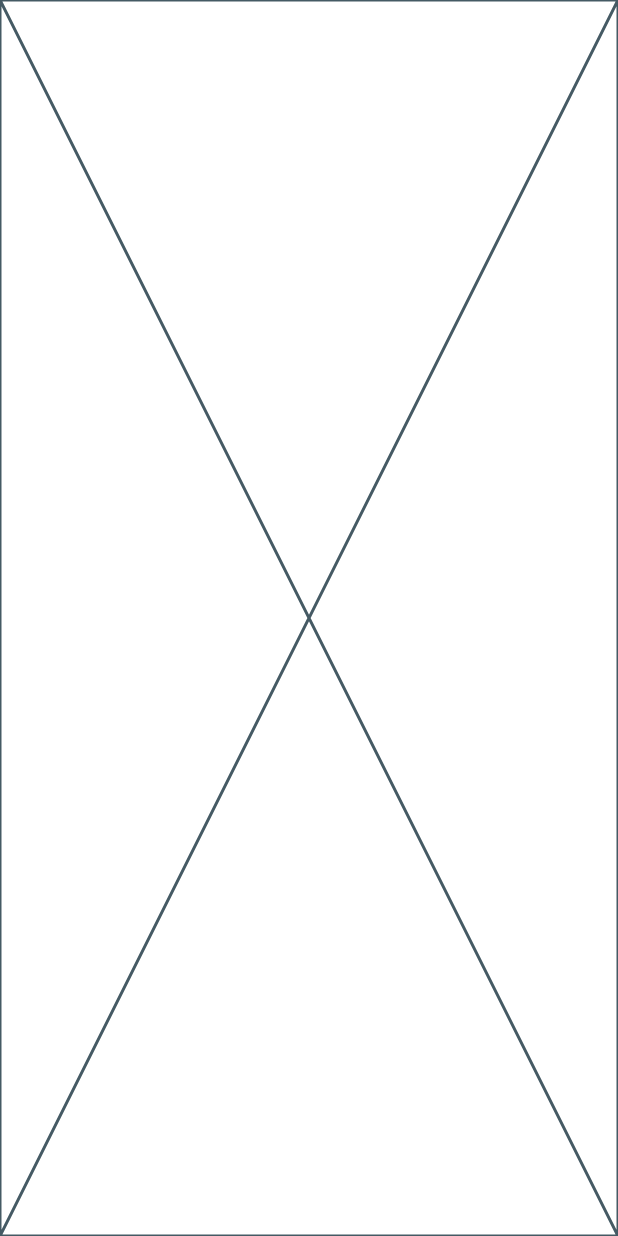
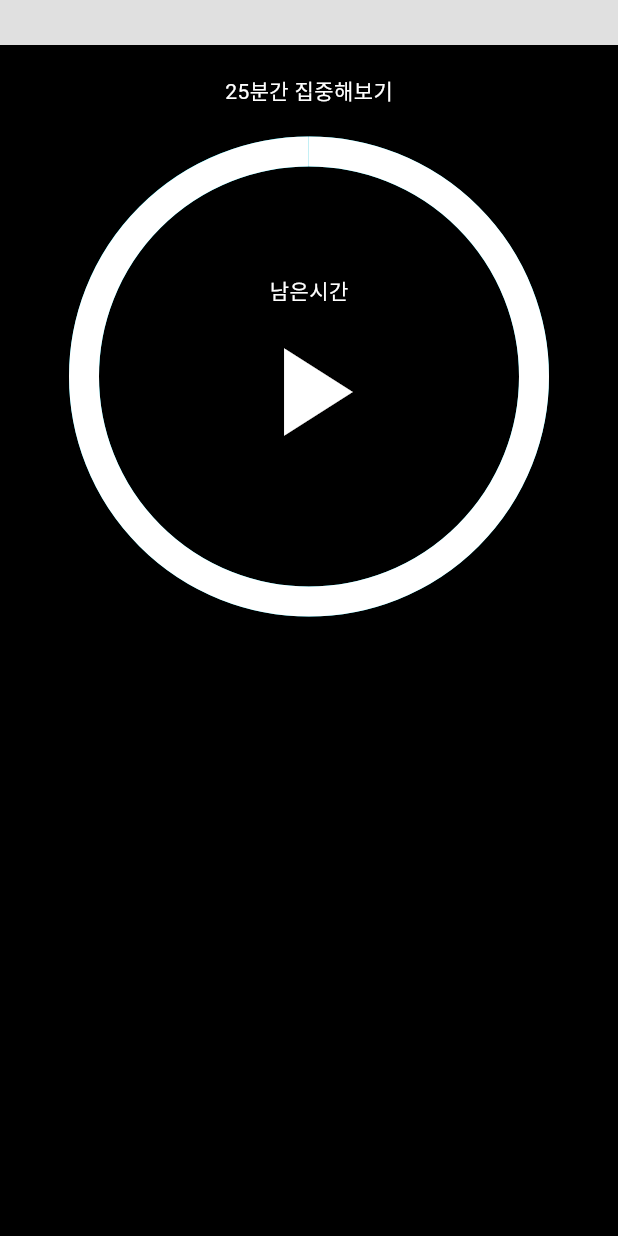
Before and after one commit to KimHyunSookhs/Timer_GetX, a Flutter app: the screen it shows after launch, on a phone screen of 412 x 824 dp. Run offline on Flutter 3.47's test engine with Material 3 defaults, Android fonts, the phone set to English and light mode, and no system bars; our stand-ins replace get.

Commit message:
feat : 타이머 시작 및 스탑 기능 추가

```diff
--- a/lib/controller/timer_controller.dart
+++ b/lib/controller/timer_controller.dart
@@ -1,32 +1,45 @@
 import 'dart:async';
 
 import 'package:get/get.dart';
-import 'package:stop_watch/timer_status.dart';
+import 'package:stop_watch/status/timer_status.dart';
 
-class TimerController extends GetxController{
+class TimerController extends GetxController {
   final RxInt seconds = 0.obs;
   final isRunning = false.obs;
   final timerStatus = <TimerStatus>[].obs;
-  static const maxSecond = 2500;
-  int remainingSecond = maxSecond;
+  final int maxSecond = 30;
+
+  RxInt remainingSecond = 30.obs;
   late Timer timer;
 
-  void startTimer(){
+  void startTimer() {
     timer = Timer.periodic(Duration(seconds: 1), (timer) {
-      if(remainingSecond >0){
+      if (remainingSecond > 0) {
+        isRunning.value = true;
         remainingSecond--;
-      }else {
+        update();
+      } else {
         timer.cancel();
+        update();
       }
     });
   }
 
-  void pausedTimer(){
-    if(isRunning.value){
-         timer.cancel();
-    }else{
+  //실행중이면 timer캔슬, false일때는 start
+  void pausedTimer() {
+    if (isRunning.value) {
+      timer.cancel();
+      update();
+    } else {
       startTimer();
+      update();
     }
   }
 
+  @override
+  void dispose() {
+    // TODO: implement dispose
+    timer?.cancel();
+    super.dispose();
+  }
 }
--- a/lib/main.dart
+++ b/lib/main.dart
@@ -1,4 +1,6 @@
 import 'package:flutter/material.dart';
+import 'package:get/get.dart';
+import 'package:stop_watch/view/timer_view.dart';
 
 void main() {
   runApp(const MyApp());
@@ -9,6 +11,10 @@ class MyApp extends StatelessWidget {
 
   @override
   Widget build(BuildContext context) {
-    return const Placeholder();
+    return GetMaterialApp(
+      debugShowCheckedModeBanner: false,
+      theme: ThemeData(primaryColor: Colors.blue),
+      home: TimerView(),
+    );
   }
 }
--- /dev/null
+++ b/lib/view/timer_view.dart
@@ -0,0 +1,93 @@
+import 'package:flutter/material.dart';
+import 'package:get/get.dart';
+import 'package:stop_watch/controller/timer_controller.dart';
+
+class TimerView extends StatelessWidget {
+  TimerView({super.key});
+
+  final TimerController timerController = Get.put(TimerController());
+
+  String formatTime(int seconds) {
+    int minutes = seconds ~/ 60;
+    int sec = seconds % 60;
+    return '${minutes.toString().padLeft(2, '0')}:${sec.toString().padLeft(2, '0')}';
+  }
+
+  @override
+  Widget build(BuildContext context) {
+    return Scaffold(
+      backgroundColor: Colors.black12,
+      body: SafeArea(
+        child: Container(
+          padding: EdgeInsets.all(20),
+          margin: EdgeInsets.fromLTRB(0, 30, 0, 0),
+          color: Colors.black,
+          child: Align(
+            alignment: Alignment.center,
+            child: GetX<TimerController>(
+              builder: (_) {
+                return Column(
+                  crossAxisAlignment: CrossAxisAlignment.center,
+                  children: [
+                    Text('25분간 집중해보기', style: TextStyle(color: Colors.white)),
+                    const SizedBox(height: 30),
+                    SizedBox(
+                      width: 300,
+                      height: 300,
+                      child: Stack(
+                        fit: StackFit.expand,
+                        children: [
+                          CircularProgressIndicator(
+                            backgroundColor: Colors.cyan,
+                            strokeWidth: 20,
+                            value:
+                                timerController.remainingSecond /
+                                timerController.maxSecond,
+                            valueColor: AlwaysStoppedAnimation<Color>(
+                              Colors.white,
+                            ),
+                          ),
+                          Center(
+                            child: Column(
+                              mainAxisAlignment: MainAxisAlignment.center,
+                              children: [
+                                Text(
+                                  '남은시간',
+                                  style: TextStyle(color: Colors.white),
+                                ),
+                                IconButton(
+                                  onPressed: () {
+                                    if (timerController.isRunning.value) {
+                                      timerController.pausedTimer();
+                                    } else {
+                                      timerController.startTimer();
+                                    }
+                                  },
+                                  icon: timerController.isRunning.value
+                                      ? Icon(
+                                          Icons.stop,
+                                          size: 100,
+                                          color: Colors.white,
+                                        )
+                                      : Icon(
+                                          Icons.play_arrow,
+                                          size: 100,
+                                          color: Colors.white,
+                                        ),
+                                ),
+                              ],
+                            ),
+                          ),
+                        ],
+                      ),
+                    ),
+                  ],
+                );
+              },
+            ),
+          ),
+        ),
+      ),
+    );
+  }
+}
```
Also changed, not shown: lib/status/timer_status.dart (renamed from lib/timer_status.dart).
